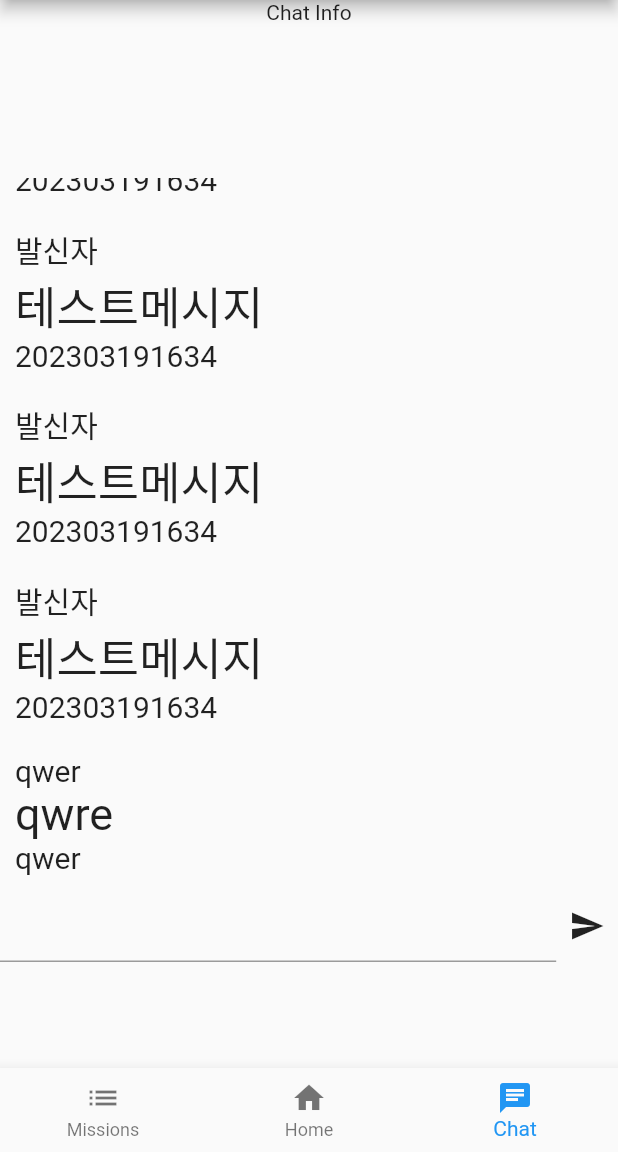
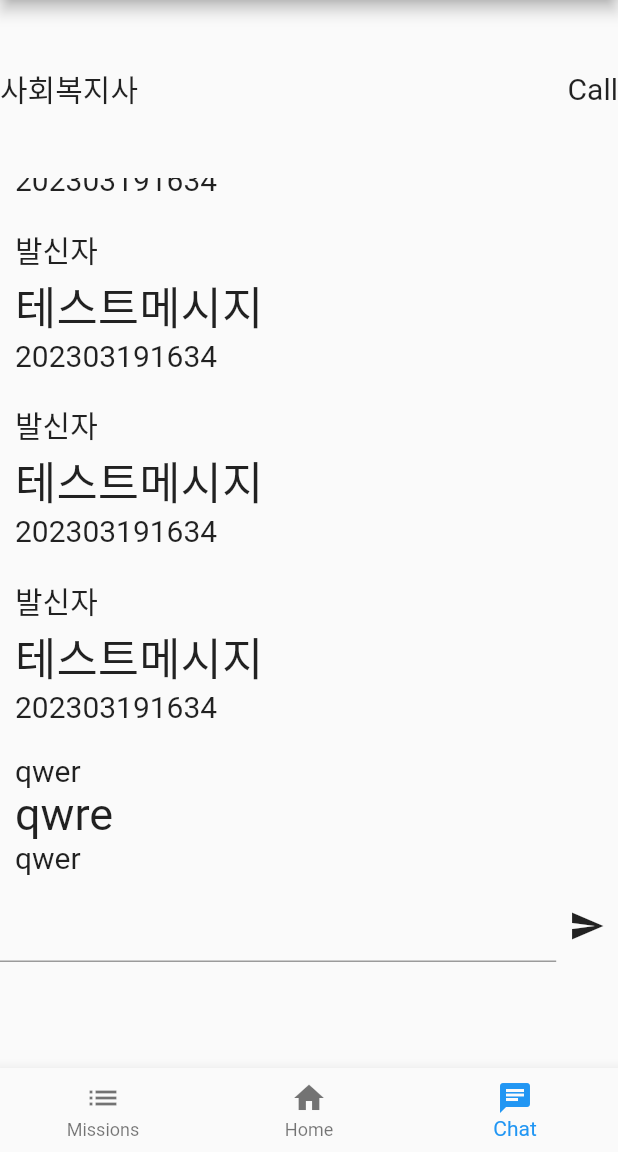
Before and after one commit to GDSC-CAU/Wiro-Flutter-App, a Flutter app: the screen it shows once a user with an empty profile is signed in, item 3 of the bottom bar chosen, on a phone screen of 412 x 824 dp, the part 84-1236 px from its top. Run offline on Flutter 3.47's test engine with Material 2 defaults, Android fonts, the phone set to English and light mode, and no system bars; our stand-ins replace firebase_auth, firebase_core, google_sign_in; accounts and stored records are empty; generated files the repository leaves out were written again.

Commit message:
Update Chat Page : Adjust Chat History Item List Layout

```diff
--- a/lib/pages/Chat.dart
+++ b/lib/pages/Chat.dart
@@ -25,10 +25,33 @@ class ChatInfo extends StatefulWidget {
 class _ChatInfoState extends State<ChatInfo> {
   @override
   Widget build(BuildContext context) {
-    return Column(
-      children: const [
-        Text("Chat Info")
+    return
+      SizedBox(
+        height: double.infinity,
+        child: Row(
+          mainAxisAlignment: MainAxisAlignment.spaceBetween,
+          mainAxisSize: MainAxisSize.max,
+          children: [
+            Flexible(
+                flex: 7,
+                child: Text(
+                    "사회복지사",
+                    style: const TextStyle(
+                        fontSize: 20
+                    )
+                )
+            ),
+            Flexible(
+                flex: 3,
+                child: Text(
+                    "Call",
+                    style: const TextStyle(
+                        fontSize: 20
+                    )
+                )
+            )
           ],
+        )
       );
   }
 }
@@ -90,7 +113,9 @@ class _ChatHistoryState extends State<ChatHistory> {
     chatList.add(chatData);
     chatList.add(chatData);
     chatList.add({'sender': 'qwer', 'datetime': 'qwer', 'message': 'qwre'});
-    return SingleChildScrollView(
+    return SizedBox(
+      height: double.infinity,
+      child: SingleChildScrollView(
           scrollDirection: Axis.vertical,
           reverse: true,
           child: Column(
@@ -104,6 +129,7 @@ class _ChatHistoryState extends State<ChatHistory> {
               return chatItemList;
             }(),
           )
+      ),
     );
   }
 }
```
Lines whose indentation alone changed are shown as unchanged.
